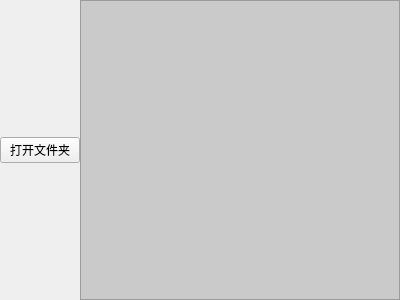
Before: the Qt Designer form View/UI/ProjectTreeSpace.ui in oliewalcp/LuaRest, drawn with Qt 5.
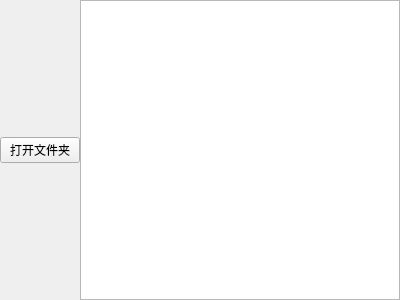
After: the same form once the commit is applied.

```diff
--- a/View/UI/ProjectTreeSpace.ui
+++ b/View/UI/ProjectTreeSpace.ui
@@ -43,13 +43,15 @@
     </widget>
    </item>
    <item>
-    <widget class="QTreeView" name="ProjectTree">
-     <property name="enabled">
-      <bool>true</bool>
-     </property>
-     <property name="styleSheet">
-      <string notr="true">background-color: rgb(202, 202, 202);</string>
-     </property>
+    <widget class="QTreeWidget" name="ProjectTree">
+     <attribute name="headerVisible">
+      <bool>false</bool>
+     </attribute>
+     <column>
+      <property name="text">
+       <string notr="true">1</string>
+      </property>
+     </column>
     </widget>
    </item>
   </layout>
```
